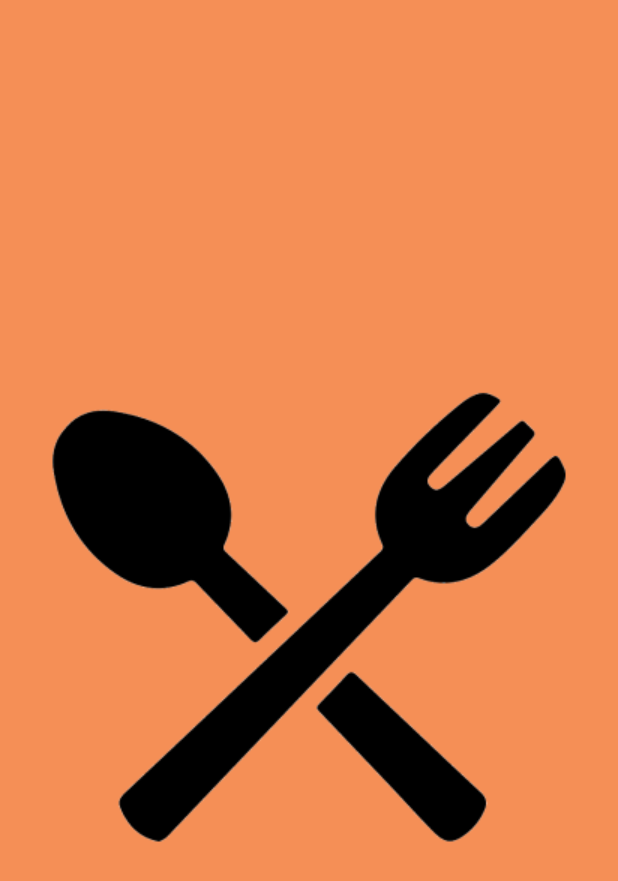
After one commit to mamqesh/Restaurant, an Android app: the SplashScreen screen opened directly, with no data from a screen before it, on a phone screen of 412 x 824 dp. The commit adds this screen. Shown: the top 881 px of the screen. Run offline under Robolectric (Android 15) with nearby library versions, the phone set to English and light mode, and no system bars; 1 statement that could not run was skipped.

Commit message:
splash screen

```diff
--- a/app/src/main/AndroidManifest.xml
+++ b/app/src/main/AndroidManifest.xml
@@ -1,6 +1,6 @@
 <?xml version="1.0" encoding="utf-8"?>
 <manifest xmlns:android="http://schemas.android.com/apk/res/android"
-    package="com.hfad.myapplication" >
+    package="com.hfad.myapplication">
 
     <application
         android:allowBackup="true"
@@ -8,16 +8,20 @@
         android:label="@string/app_name"
         android:roundIcon="@mipmap/ic_launcher_round"
         android:supportsRtl="true"
-        android:theme="@style/Theme.MyApplication" >
+        android:theme="@style/Theme.MyApplication">
         <activity
-            android:name=".MainActivity"
-            android:exported="true" >
+            android:name=".SplashScreen"
+            android:theme="@style/SplashTheme"
+            android:exported="true">
             <intent-filter>
                 <action android:name="android.intent.action.MAIN" />
 
                 <category android:name="android.intent.category.LAUNCHER" />
             </intent-filter>
         </activity>
+        <activity
+            android:name=".MainActivity">
+        </activity>
     </application>
 
 </manifest>
--- /dev/null
+++ b/app/src/main/java/com/hfad/myapplication/SplashScreen.java
@@ -0,0 +1,16 @@
+package com.hfad.myapplication;
+
+import android.content.Intent;
+import android.support.v7.app.AppCompatActivity;
+import android.os.Bundle;
+
+public class SplashScreen extends AppCompatActivity {
+
+    @Override
+    protected void onCreate(Bundle savedInstanceState) {
+        super.onCreate(savedInstanceState);
+        Intent intent = new Intent(this, MainActivity.class);
+        startActivity(intent);
+        finish();
+    }
+}
--- /dev/null
+++ b/app/src/main/res/drawable/splashscreen.xml
@@ -0,0 +1,8 @@
+<?xml version="1.0" encoding="utf-8"?>
+<layer-list xmlns:android="http://schemas.android.com/apk/res/android">
+<item android:drawable="@color/splashScreen"/>
+    <item>
+        <bitmap android:src="@drawable/splash__screen"
+            android:gravity="center"/>
+    </item>
+</layer-list>
--- a/app/src/main/res/values/themes.xml
+++ b/app/src/main/res/values/themes.xml
@@ -8,6 +8,12 @@
         <item name="windowNoTitle">true</item>
         <item name="android:windowFullscreen">true</item>
         <!-- Customize your theme here. -->
+    </style>
+
+    <style name="SplashTheme" parent="Theme.AppCompat.Light.NoActionBar">
+        <item name="android:windowBackground">
+            @drawable/splashscreen
+        </item>
     </style>
 
     <style name="TextView"> <!--parent="" -->
```
Also changed, not shown: app/src/main/res/drawable/splash__screen.png (added).
